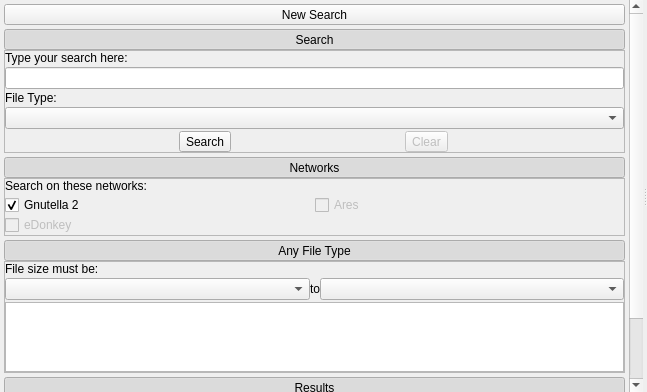
This is Quazaa/UI/widgetsearch.ui in quazaa-development-team/Quazaa as Qt 5 draws it before an edit. The edited form follows.
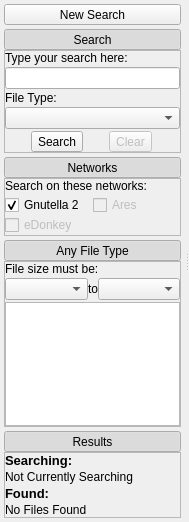
This is the edited form. Icons and pictures are not drawn.

Commit message: [Search] Enabled filtering via m_pLineEditFilter; Adjusted size of search side panel; Made the cancel button of the advanced search filter dialog work.

Diff of the .ui file:
```diff
--- a/Quazaa/UI/widgetsearch.ui
+++ b/Quazaa/UI/widgetsearch.ui
@@ -6,8 +6,8 @@
    <rect>
     <x>0</x>
     <y>0</y>
-    <width>647</width>
-    <height>392</height>
+    <width>189</width>
+    <height>522</height>
    </rect>
   </property>
   <property name="windowTitle">
@@ -76,8 +76,8 @@
            <rect>
             <x>0</x>
             <y>0</y>
-            <width>629</width>
-            <height>526</height>
+            <width>184</width>
+            <height>522</height>
            </rect>
           </property>
           <layout class="QGridLayout" name="gridLayout_19">
```
The commit also changes 5 other files.
